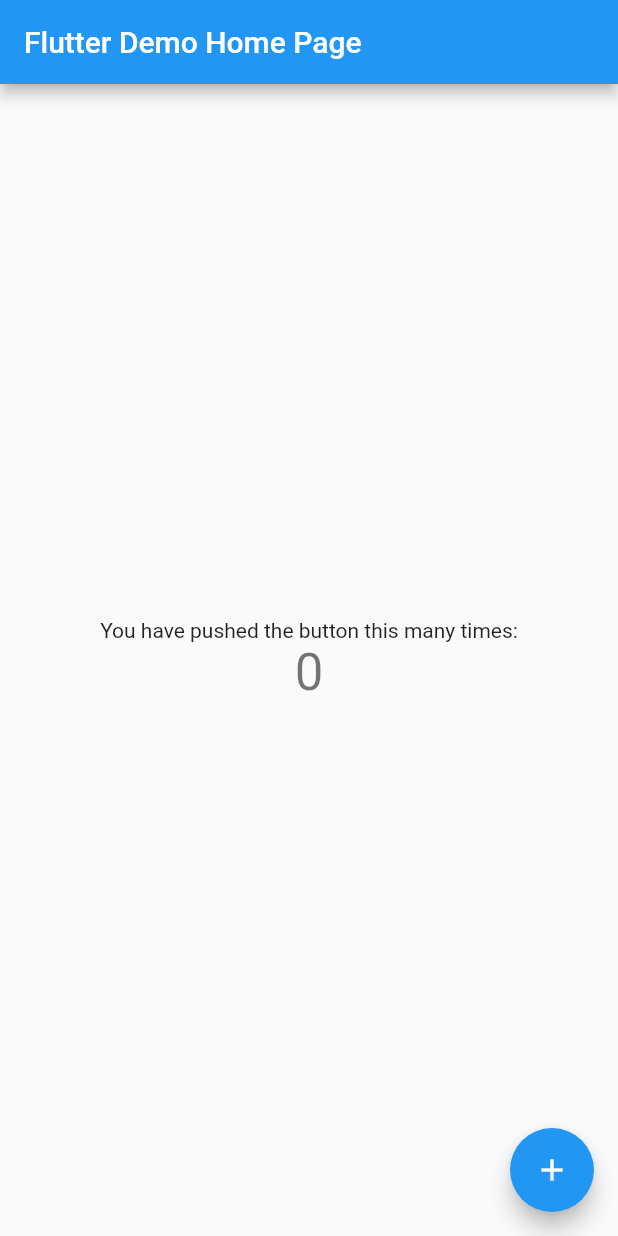
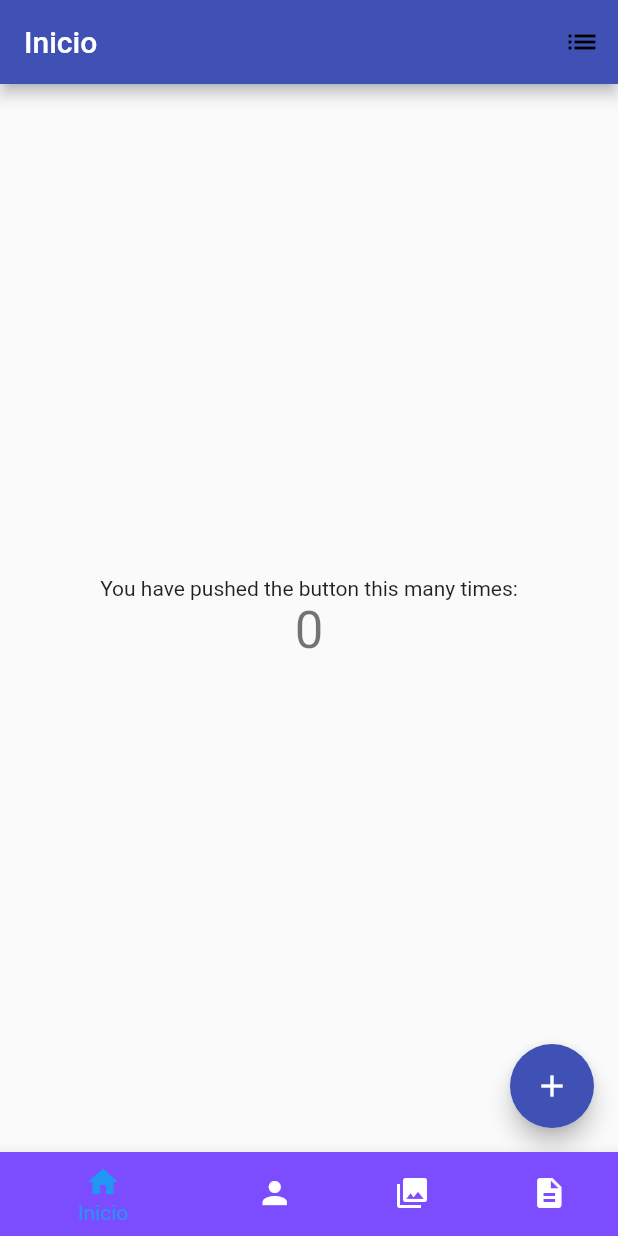
Before and after one commit to BraulioRuiz/ProyectoFlutter, a Flutter app: the screen it shows after launch, on a phone screen of 412 x 824 dp. Run offline on Flutter 3.47's test engine with Material 2 defaults, Android fonts, the phone set to English and light mode, and no system bars.

Commit message:
login y hero

```diff
--- /dev/null
+++ b/lib/inicio.dart
@@ -0,0 +1,44 @@
+import 'package:flutter/material.dart';
+
+class Inicio extends StatelessWidget{
+  int _counter = 0;
+
+  void _incrementCounter() {
+      _counter++;
+  }
+  @override
+  Widget build(BuildContext context) {
+    return Scaffold(
+      appBar: AppBar(
+        title: Text("Inicio"),
+        actions: <Widget>[
+          new IconButton(icon: const Icon(Icons.list,
+              color: Colors.black) ,
+              onPressed: null)
+        ],
+      ),
+      body: Center(
+        child: Column(
+          mainAxisAlignment: MainAxisAlignment.center,
+          children: <Widget>[
+            Text(
+              'You have pushed the button this many times:',
+            ),
+            Text(
+              '$_counter',
+              style: Theme
+                  .of(context)
+                  .textTheme
+                  .headline4,
+            ),
+          ],
+        ),
+      ),
+      floatingActionButton: FloatingActionButton(
+        onPressed: _incrementCounter,
+        tooltip: 'Increment',
+        child: Icon(Icons.add),
+      ),
+    );
+  }
+}
--- a/lib/main.dart
+++ b/lib/main.dart
@@ -1,4 +1,8 @@
 import 'package:flutter/material.dart';
+import 'login.dart';
+import 'descripcion.dart';
+import 'inicio.dart';
+import 'Otra_cosa.dart';
 
 void main() {
   runApp(MyApp());
@@ -9,39 +13,19 @@ class MyApp extends StatelessWidget {
   @override
   Widget build(BuildContext context) {
     return MaterialApp(
-      title: 'Flutter Demo',
+      title: 'Practica con Flutter',
       theme: ThemeData(
-        // This is the theme of your application.
-        //
-        // Try running your application with "flutter run". You'll see the
-        // application has a blue toolbar. Then, without quitting the app, try
-        // changing the primarySwatch below to Colors.green and then invoke
-        // "hot reload" (press "r" in the console where you ran "flutter run",
-        // or simply save your changes to "hot reload" in a Flutter IDE).
-        // Notice that the counter didn't reset back to zero; the application
-        // is not restarted.
-        primarySwatch: Colors.blue,
-        // This makes the visual density adapt to the platform that you run
-        // the app on. For desktop platforms, the controls will be smaller and
-        // closer together (more dense) than on mobile platforms.
+        primarySwatch: Colors.indigo,
         visualDensity: VisualDensity.adaptivePlatformDensity,
       ),
       home: MyHomePage(title: 'Flutter Demo Home Page'),
+      initialRoute: "/",
     );
   }
 }
 
 class MyHomePage extends StatefulWidget {
   MyHomePage({Key key, this.title}) : super(key: key);
-
-  // This widget is the home page of your application. It is stateful, meaning
-  // that it has a State object (defined below) that contains fields that affect
-  // how it looks.
-
-  // This class is the configuration for the state. It holds the values (in this
-  // case the title) provided by the parent (in this case the App widget) and
-  // used by the build method of the State. Fields in a Widget subclass are
-  // always marked "final".
 
   final String title;
 
@@ -51,67 +35,56 @@ class MyHomePage extends StatefulWidget {
 
 class _MyHomePageState extends State<MyHomePage> {
   int _counter = 0;
-
+  int _currentIndex = 0;
   void _incrementCounter() {
     setState(() {
-      // This call to setState tells the Flutter framework that something has
-      // changed in this State, which causes it to rerun the build method below
-      // so that the display can reflect the updated values. If we changed
-      // _counter without calling setState(), then the build method would not be
-      // called again, and so nothing would appear to happen.
       _counter++;
     });
   }
+  final List<Widget> _children = [
+    Inicio(),
+    Login(),
+    Descripcion(),
+    Otra(),
+  ];
+
 
   @override
   Widget build(BuildContext context) {
-    // This method is rerun every time setState is called, for instance as done
-    // by the _incrementCounter method above.
-    //
-    // The Flutter framework has been optimized to make rerunning build methods
-    // fast, so that you can just rebuild anything that needs updating rather
-    // than having to individually change instances of widgets.
     return Scaffold(
-      appBar: AppBar(
-        // Here we take the value from the MyHomePage object that was created by
-        // the App.build method, and use it to set our appbar title.
-        title: Text(widget.title),
+      body: _children[_currentIndex],
+      bottomNavigationBar: BottomNavigationBar(
+        currentIndex: _currentIndex,
+        fixedColor: Colors.blue,
+        items: [
+          BottomNavigationBarItem(
+              icon: Icon(Icons.home),
+              title: Text('Inicio'),
+              backgroundColor: Colors.deepPurpleAccent
+          ),
+          BottomNavigationBarItem(
+              icon: Icon(Icons.person),
+              title: Text('Login'),
+              backgroundColor: Color(0xff1d1d1d),
+          ),
+          BottomNavigationBarItem(
+              icon: Icon(Icons.collections),
+              title: Text('Imagen'),
+              backgroundColor: Colors.purple
+          ),
+          BottomNavigationBarItem(
+              icon: Icon(Icons.description),
+              title: Text('otra cosa'),
+              backgroundColor: Colors.deepPurple
+          )
+        ],
+        onTap: (index){
+          setState(() {
+            _currentIndex = index;
+          });
+        },
       ),
-      body: Center(
-        // Center is a layout widget. It takes a single child and positions it
-        // in the middle of the parent.
-        child: Column(
-          // Column is also a layout widget. It takes a list of children and
-          // arranges them vertically. By default, it sizes itself to fit its
-          // children horizontally, and tries to be as tall as its parent.
-          //
-          // Invoke "debug painting" (press "p" in the console, choose the
-          // "Toggle Debug Paint" action from the Flutter Inspector in Android
-          // Studio, or the "Toggle Debug Paint" command in Visual Studio Code)
-          // to see the wireframe for each widget.
-          //
-          // Column has various properties to control how it sizes itself and
-          // how it positions its children. Here we use mainAxisAlignment to
-          // center the children vertically; the main axis here is the vertical
-          // axis because Columns are vertical (the cross axis would be
-          // horizontal).
-          mainAxisAlignment: MainAxisAlignment.center,
-          children: <Widget>[
-            Text(
-              'You have pushed the button this many times:',
-            ),
-            Text(
-              '$_counter',
-              style: Theme.of(context).textTheme.headline4,
-            ),
-          ],
-        ),
-      ),
-      floatingActionButton: FloatingActionButton(
-        onPressed: _incrementCounter,
-        tooltip: 'Increment',
-        child: Icon(Icons.add),
-      ), // This trailing comma makes auto-formatting nicer for build methods.
     );
   }
+  //void onTabTapped(index){}
 }
--- a/pubspec.yaml
+++ b/pubspec.yaml
@@ -43,6 +43,8 @@ flutter:
   # included with your application, so that you can use the icons in
   # the material Icons class.
   uses-material-design: true
+  assets:
+    - assets/img/
 
   # To add assets to your application, add an assets section, like this:
   # assets:
```
Also changed, not shown: lib/Otra_cosa.dart (added, +35 -0 lines), lib/descripcion.dart (added, +139 -0 lines), lib/detalle.dart (added, +58 -0 lines), lib/login.dart (added, +123 -0 lines), assets/img/13688-minimalista.png (added), assets/img/austria.jpg (added), assets/img/bosque.jpg (added), assets/img/minecraft.jpg (added), 1 other file.
